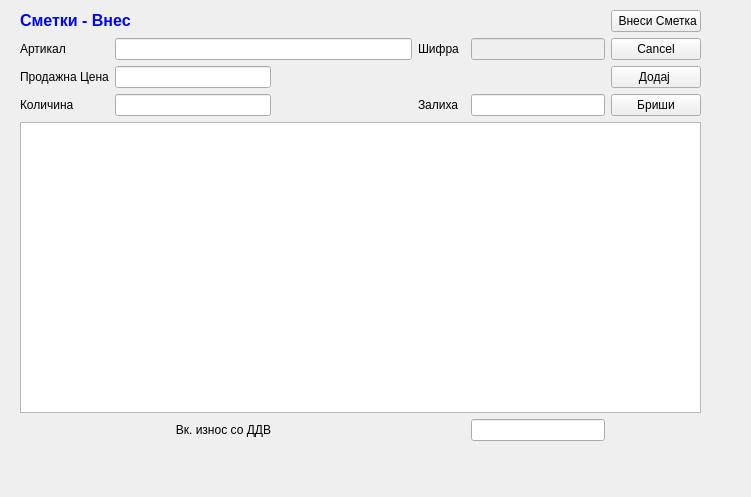
This is sterna/Smetki/smetkivnes.ui in srgank/sterna_x as Qt 5 draws it before an edit. The edited form follows.
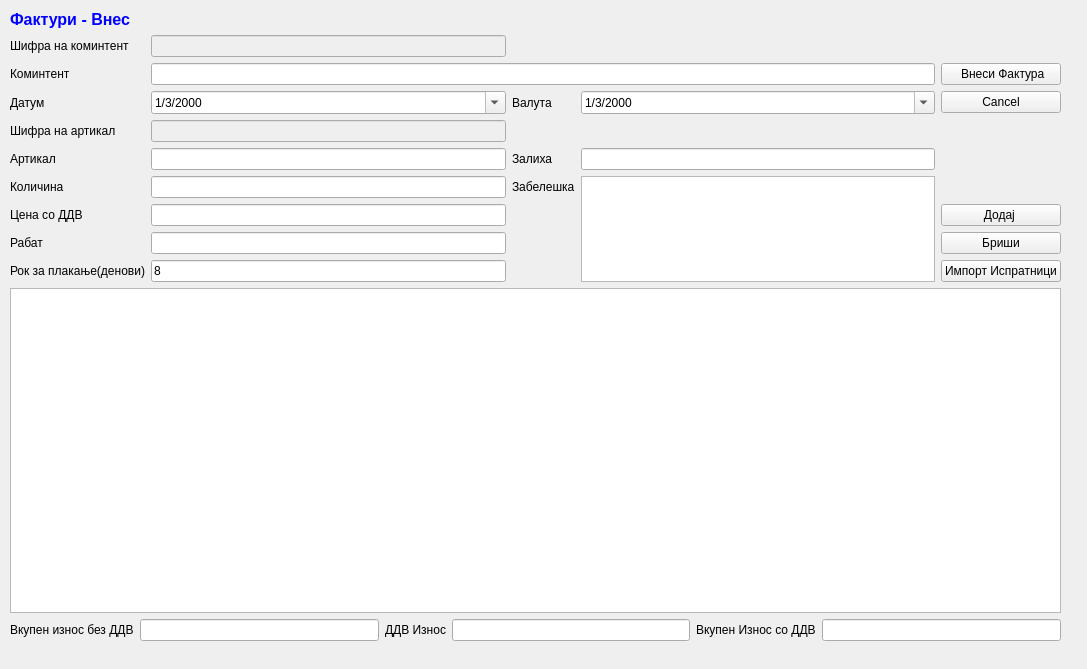
This is the edited form. Icons and pictures are not drawn.

What changed in the file:
```diff
--- a/sterna/Smetki/smetkivnes.ui
+++ b/sterna/Smetki/smetkivnes.ui
@@ -6,8 +6,8 @@
    <rect>
     <x>0</x>
     <y>0</y>
-    <width>751</width>
-    <height>497</height>
+    <width>1087</width>
+    <height>669</height>
    </rect>
   </property>
   <property name="windowTitle">
@@ -16,112 +16,330 @@
   <widget class="QWidget" name="layoutWidget">
    <property name="geometry">
     <rect>
-     <x>20</x>
+     <x>10</x>
      <y>10</y>
-     <width>681</width>
-     <height>431</height>
+     <width>1051</width>
+     <height>631</height>
     </rect>
    </property>
    <layout class="QGridLayout" name="gridLayout">
-    <item row="8" column="0" colspan="9">
+    <item row="10" column="0">
+     <widget class="QLabel" name="label_9">
+      <property name="text">
+       <string>Рок за плакање(денови)</string>
+      </property>
+     </widget>
+    </item>
+    <item row="8" column="4">
+     <widget class="QPushButton" name="pushButton_3">
+      <property name="text">
+       <string>Додај </string>
+      </property>
+     </widget>
+    </item>
+    <item row="11" column="0" colspan="5">
      <widget class="QTableView" name="tableView"/>
     </item>
-    <item row="4" column="0">
+    <item row="4" column="1">
+     <widget class="QDateTimeEdit" name="dateTimeDatum">
+      <property name="date">
+       <date>
+        <year>2000</year>
+        <month>3</month>
+        <day>1</day>
+       </date>
+      </property>
+      <property name="displayFormat">
+       <string>d/M/yyyy</string>
+      </property>
+      <property name="calendarPopup">
+       <bool>true</bool>
+      </property>
+     </widget>
+    </item>
+    <item row="10" column="1">
+     <widget class="QLineEdit" name="rok_za_plakanje_denovi">
+      <property name="text">
+       <string>8</string>
+      </property>
+     </widget>
+    </item>
+    <item row="6" column="1">
+     <widget class="QLineEdit" name="artikal">
+      <property name="enabled">
+       <bool>true</bool>
+      </property>
+      <property name="toolTip">
+       <string>&lt;html&gt;&lt;head/&gt;&lt;body&gt;&lt;p&gt;Притисни ЕНТЕР за да те однесе во листата&lt;/p&gt;&lt;/body&gt;&lt;/html&gt;</string>
+      </property>
+      <property name="readOnly">
+       <bool>false</bool>
+      </property>
+     </widget>
+    </item>
+    <item row="4" column="3">
+     <widget class="QDateTimeEdit" name="dateTimeValuta">
+      <property name="date">
+       <date>
+        <year>2000</year>
+        <month>3</month>
+        <day>1</day>
+       </date>
+      </property>
+      <property name="displayFormat">
+       <string>d/M/yyyy</string>
+      </property>
+      <property name="calendarPopup">
+       <bool>true</bool>
+      </property>
+     </widget>
+    </item>
+    <item row="3" column="1" colspan="3">
+     <widget class="QLineEdit" name="komintent">
+      <property name="enabled">
+       <bool>true</bool>
+      </property>
+      <property name="toolTip">
+       <string>&lt;html&gt;&lt;head/&gt;&lt;body&gt;&lt;p&gt;Притисни ЕНТЕР за да те однесе во листата&lt;/p&gt;&lt;/body&gt;&lt;/html&gt;</string>
+      </property>
+      <property name="readOnly">
+       <bool>false</bool>
+      </property>
+     </widget>
+    </item>
+    <item row="7" column="2">
+     <widget class="QLabel" name="label_10">
+      <property name="text">
+       <string>Забелешка</string>
+      </property>
+     </widget>
+    </item>
+    <item row="7" column="3" rowspan="4">
+     <widget class="QTextEdit" name="zabeleska"/>
+    </item>
+    <item row="6" column="2">
+     <widget class="QLabel" name="label_7">
+      <property name="text">
+       <string>Залиха</string>
+      </property>
+     </widget>
+    </item>
+    <item row="8" column="1">
+     <widget class="QLineEdit" name="cena_so_ddv"/>
+    </item>
+    <item row="6" column="3">
+     <widget class="QLineEdit" name="zaliha">
+      <property name="readOnly">
+       <bool>true</bool>
+      </property>
+     </widget>
+    </item>
+    <item row="7" column="1">
+     <widget class="QLineEdit" name="kolicina"/>
+    </item>
+    <item row="8" column="0">
      <widget class="QLabel" name="label_5">
       <property name="text">
-       <string>Продажна Цена</string>
+       <string>Цена со ДДВ</string>
       </property>
      </widget>
     </item>
-    <item row="9" column="7">
-     <widget class="QLineEdit" name="lineEdit">
-      <property name="alignment">
-       <set>Qt::AlignRight|Qt::AlignTrailing|Qt::AlignVCenter</set>
-      </property>
-     </widget>
-    </item>
-    <item row="9" column="3">
-     <widget class="QLabel" name="label">
-      <property name="text">
-       <string>Вк. износ со ДДВ</string>
-      </property>
-      <property name="alignment">
-       <set>Qt::AlignRight|Qt::AlignTrailing|Qt::AlignVCenter</set>
-      </property>
-     </widget>
-    </item>
-    <item row="5" column="0">
+    <item row="7" column="0">
      <widget class="QLabel" name="label_6">
       <property name="text">
        <string>Количина</string>
       </property>
      </widget>
     </item>
-    <item row="5" column="7">
-     <widget class="QLineEdit" name="lineEdit_5">
-      <property name="readOnly">
-       <bool>true</bool>
-      </property>
-     </widget>
-    </item>
-    <item row="5" column="5">
-     <widget class="QLabel" name="label_7">
-      <property name="text">
-       <string>Залиха</string>
-      </property>
-     </widget>
-    </item>
-    <item row="3" column="1" colspan="4">
-     <widget class="QLineEdit" name="lineEdit_2">
-      <property name="enabled">
-       <bool>true</bool>
-      </property>
-      <property name="toolTip">
-       <string>&lt;html&gt;&lt;head/&gt;&lt;body&gt;&lt;p&gt;Притисни ЕНТЕР за да те однесе во листата&lt;/p&gt;&lt;/body&gt;&lt;/html&gt;</string>
-      </property>
-      <property name="readOnly">
-       <bool>false</bool>
-      </property>
-     </widget>
-    </item>
-    <item row="5" column="8">
-     <widget class="QPushButton" name="pushButton_6">
-      <property name="text">
-       <string>Бриши</string>
-      </property>
-     </widget>
-    </item>
-    <item row="4" column="8">
-     <widget class="QPushButton" name="pushButton_3">
-      <property name="text">
-       <string>Додај </string>
-      </property>
-     </widget>
-    </item>
-    <item row="3" column="7">
-     <widget class="QLineEdit" name="lineEdit_6">
-      <property name="enabled">
-       <bool>false</bool>
-      </property>
-      <property name="toolTip">
-       <string>&lt;html&gt;&lt;head/&gt;&lt;body&gt;&lt;p&gt;Притисни ЕНТЕР за да те однесе во листата&lt;/p&gt;&lt;/body&gt;&lt;/html&gt;</string>
-      </property>
-      <property name="readOnly">
-       <bool>true</bool>
-      </property>
-     </widget>
+    <item row="12" column="0" colspan="5">
+     <layout class="QGridLayout" name="gridLayout_2">
+      <item row="0" column="0">
+       <widget class="QLabel" name="label_13">
+        <property name="text">
+         <string>Вкупен износ без ДДВ</string>
+        </property>
+       </widget>
+      </item>
+      <item row="0" column="1">
+       <widget class="QLineEdit" name="vk_iznos_bez_ddv">
+        <property name="readOnly">
+         <bool>true</bool>
+        </property>
+       </widget>
+      </item>
+      <item row="0" column="2">
+       <widget class="QLabel" name="label_14">
+        <property name="text">
+         <string>ДДВ Износ</string>
+        </property>
+       </widget>
+      </item>
+      <item row="0" column="3">
+       <widget class="QLineEdit" name="vk_ddv_iznos">
+        <property name="readOnly">
+         <bool>true</bool>
+        </property>
+       </widget>
+      </item>
+      <item row="0" column="4">
+       <widget class="QLabel" name="label_15">
+        <property name="text">
+         <string>Вкупен Износ со ДДВ</string>
+        </property>
+       </widget>
+      </item>
+      <item row="0" column="5">
+       <widget class="QLineEdit" name="vk_iznos_so_ddv">
+        <property name="readOnly">
+         <bool>true</bool>
+        </property>
+       </widget>
+      </item>
+     </layout>
     </item>
     <item row="3" column="0">
-     <widget class="QLabel" name="label_3">
+     <widget class="QLabel" name="label">
       <property name="text">
-       <string>Артикал</string>
+       <string>Коминтент</string>
       </property>
      </widget>
     </item>
-    <item row="2" column="8">
+    <item row="2" column="1">
+     <widget class="QLineEdit" name="sifra_komintent">
+      <property name="enabled">
+       <bool>false</bool>
+      </property>
+      <property name="palette">
+       <palette>
+        <active>
+         <colorrole role="Text">
+          <brush brushstyle="SolidPattern">
+           <color alpha="255">
+            <red>0</red>
+            <green>0</green>
+            <blue>0</blue>
+           </color>
+          </brush>
+         </colorrole>
+        </active>
+        <inactive>
+         <colorrole role="Text">
+          <brush brushstyle="SolidPattern">
+           <color alpha="255">
+            <red>0</red>
+            <green>0</green>
+            <blue>0</blue>
+           </color>
+          </brush>
+         </colorrole>
+        </inactive>
+        <disabled>
+         <colorrole role="Text">
+          <brush brushstyle="SolidPattern">
+           <color alpha="255">
+            <red>0</red>
+            <green>0</green>
+            <blue>255</blue>
+           </color>
+          </brush>
+         </colorrole>
+        </disabled>
+       </palette>
+      </property>
+      <property name="styleSheet">
+       <string notr="true"/>
+      </property>
+      <property name="text">
+       <string/>
+      </property>
+     </widget>
+    </item>
+    <item row="2" column="0">
+     <widget class="QLabel" name="label_12">
+      <property name="text">
+       <string>Шифра на коминтент</string>
+      </property>
+     </widget>
+    </item>
+    <item row="5" column="1">
+     <widget class="QLineEdit" name="sifra_artikal">
+      <property name="enabled">
+       <bool>false</bool>
+      </property>
+      <property name="palette">
+       <palette>
+        <active>
+         <colorrole role="Text">
+          <brush brushstyle="SolidPattern">
+           <color alpha="255">
+            <red>0</red>
+            <green>0</green>
+            <blue>0</blue>
+           </color>
+          </brush>
+         </colorrole>
+        </active>
+        <inactive>
+         <colorrole role="Text">
+          <brush brushstyle="SolidPattern">
+           <color alpha="255">
+            <red>0</red>
+            <green>0</green>
+            <blue>0</blue>
+           </color>
+          </brush>
+         </colorrole>
+        </inactive>
+        <disabled>
+         <colorrole role="Text">
+          <brush brushstyle="SolidPattern">
+           <color alpha="255">
+            <red>0</red>
+            <green>0</green>
+            <blue>255</blue>
+           </color>
+          </brush>
+         </colorrole>
+        </disabled>
+       </palette>
+      </property>
+      <property name="styleSheet">
+       <string notr="true"/>
+      </property>
+     </widget>
+    </item>
+    <item row="5" column="0">
+     <widget class="QLabel" name="label_16">
+      <property name="text">
+       <string>Шифра на артикал</string>
+      </property>
+     </widget>
+    </item>
+    <item row="9" column="1">
+     <widget class="QLineEdit" name="rabat"/>
+    </item>
+    <item row="4" column="2">
+     <widget class="QLabel" name="label_11">
+      <property name="text">
+       <string>Валута</string>
+      </property>
+     </widget>
+    </item>
+    <item row="0" column="0" colspan="2">
+     <widget class="QLabel" name="label_4">
+      <property name="text">
+       <string>&lt;!DOCTYPE HTML PUBLIC &quot;-//W3C//DTD HTML 4.0//EN&quot; &quot;http://www.w3.org/TR/REC-html40/strict.dtd&quot;&gt;
+&lt;html&gt;&lt;head&gt;&lt;meta name=&quot;qrichtext&quot; content=&quot;1&quot; /&gt;&lt;style type=&quot;text/css&quot;&gt;
+p, li { white-space: pre-wrap; }
+&lt;/style&gt;&lt;/head&gt;&lt;body style=&quot; font-family:'MS Shell Dlg 2'; font-size:10pt; font-weight:400; font-style:normal;&quot;&gt;
+&lt;p style=&quot; margin-top:0px; margin-bottom:0px; margin-left:0px; margin-right:0px; -qt-block-indent:0; text-indent:0px;&quot;&gt;&lt;span style=&quot; font-size:12pt; font-weight:600; color:#0000ff;&quot;&gt;Фактури - Внес&lt;/span&gt;&lt;/p&gt;&lt;/body&gt;&lt;/html&gt;</string>
+      </property>
+     </widget>
+    </item>
+    <item row="3" column="4">
      <widget class="QPushButton" name="pushButton_4">
       <property name="text">
-       <string> Внеси Сметка</string>
+       <string> Внеси Фактура</string>
       </property>
       <property name="icon">
        <iconset>
@@ -129,67 +347,51 @@
       </property>
      </widget>
     </item>
-    <item row="3" column="8">
+    <item row="10" column="4">
+     <widget class="QPushButton" name="pushButtonA">
+      <property name="enabled">
+       <bool>true</bool>
+      </property>
+      <property name="text">
+       <string>Импорт Испратници</string>
+      </property>
+     </widget>
+    </item>
+    <item row="4" column="0">
+     <widget class="QLabel" name="label_2">
+      <property name="text">
+       <string>Датум</string>
+      </property>
+     </widget>
+    </item>
+    <item row="4" column="4">
      <widget class="QPushButton" name="pushButton_5">
       <property name="text">
        <string>Cancel</string>
       </property>
      </widget>
     </item>
-    <item row="3" column="5">
+    <item row="6" column="0">
+     <widget class="QLabel" name="label_3">
+      <property name="text">
+       <string>Артикал</string>
+      </property>
+     </widget>
+    </item>
+    <item row="9" column="0">
      <widget class="QLabel" name="label_8">
       <property name="text">
-       <string>Шифра</string>
+       <string>Рабат</string>
       </property>
      </widget>
     </item>
-    <item row="2" column="0" colspan="3">
-     <widget class="QLabel" name="label_4">
+    <item row="9" column="4">
+     <widget class="QPushButton" name="pushButton_6">
       <property name="text">
-       <string>&lt;!DOCTYPE HTML PUBLIC &quot;-//W3C//DTD HTML 4.0//EN&quot; &quot;http://www.w3.org/TR/REC-html40/strict.dtd&quot;&gt;
-&lt;html&gt;&lt;head&gt;&lt;meta name=&quot;qrichtext&quot; content=&quot;1&quot; /&gt;&lt;style type=&quot;text/css&quot;&gt;
-p, li { white-space: pre-wrap; }
-&lt;/style&gt;&lt;/head&gt;&lt;body style=&quot; font-family:'MS Shell Dlg 2'; font-size:10pt; font-weight:400; font-style:normal;&quot;&gt;
-&lt;p style=&quot; margin-top:0px; margin-bottom:0px; margin-left:0px; margin-right:0px; -qt-block-indent:0; text-indent:0px;&quot;&gt;&lt;span style=&quot; font-size:12pt; font-weight:600; color:#0000ff;&quot;&gt;Сметки - Внес&lt;/span&gt;&lt;/p&gt;&lt;/body&gt;&lt;/html&gt;</string>
+       <string>Бриши</string>
       </property>
      </widget>
     </item>
-    <item row="2" column="3">
-     <spacer name="horizontalSpacer">
-      <property name="orientation">
-       <enum>Qt::Horizontal</enum>
-      </property>
-      <property name="sizeHint" stdset="0">
-       <size>
-        <width>40</width>
-        <height>20</height>
-       </size>
-      </property>
-     </spacer>
-    </item>
-    <item row="2" column="4">
-     <spacer name="horizontalSpacer_4">
-      <property name="orientation">
-       <enum>Qt::Horizontal</enum>
-      </property>
-      <property name="sizeHint" stdset="0">
-       <size>
-        <width>40</width>
-        <height>20</height>
-       </size>
-      </property>
-     </spacer>
-    </item>
-    <item row="4" column="1" colspan="3">
-     <widget class="QLineEdit" name="lineEdit_3">
-      <property name="readOnly">
-       <bool>false</bool>
-      </property>
-     </widget>
-    </item>
-    <item row="5" column="1" colspan="3">
-     <widget class="QLineEdit" name="lineEdit_4"/>
-    </item>
    </layout>
   </widget>
  </widget>
```
Left out of the diff: 24 changed lines with no effect on the pictures.
